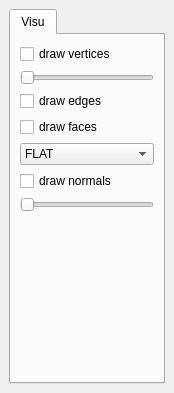
Before: the Qt Designer form Apps/Examples/viewer.ui in cgogn/CGoGN, drawn with Qt 5.
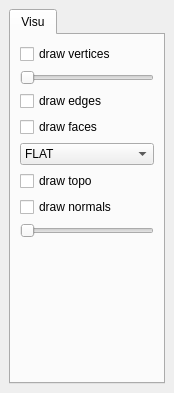
After: the same form once the commit is applied.

Commit message: draw topo in viewer + update feature lines

The edit to the form file:
```diff
--- a/Apps/Examples/viewer.ui
+++ b/Apps/Examples/viewer.ui
@@ -73,6 +73,13 @@
           </item>
          </widget>
         </item>
+        <item>
+         <widget class="QCheckBox" name="check_drawTopo">
+          <property name="text">
+           <string>draw topo</string>
+          </property>
+         </widget>
+        </item>
         <item>
          <widget class="QCheckBox" name="check_drawNormals">
           <property name="text">
```
The commit also changes 4 other files.
